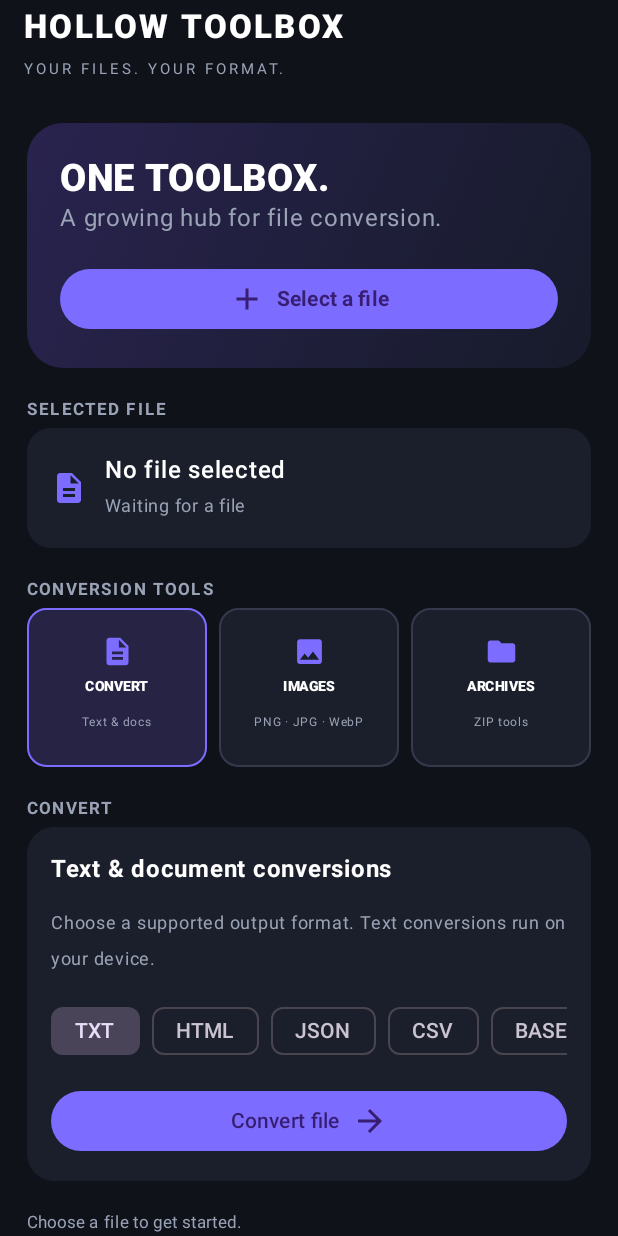
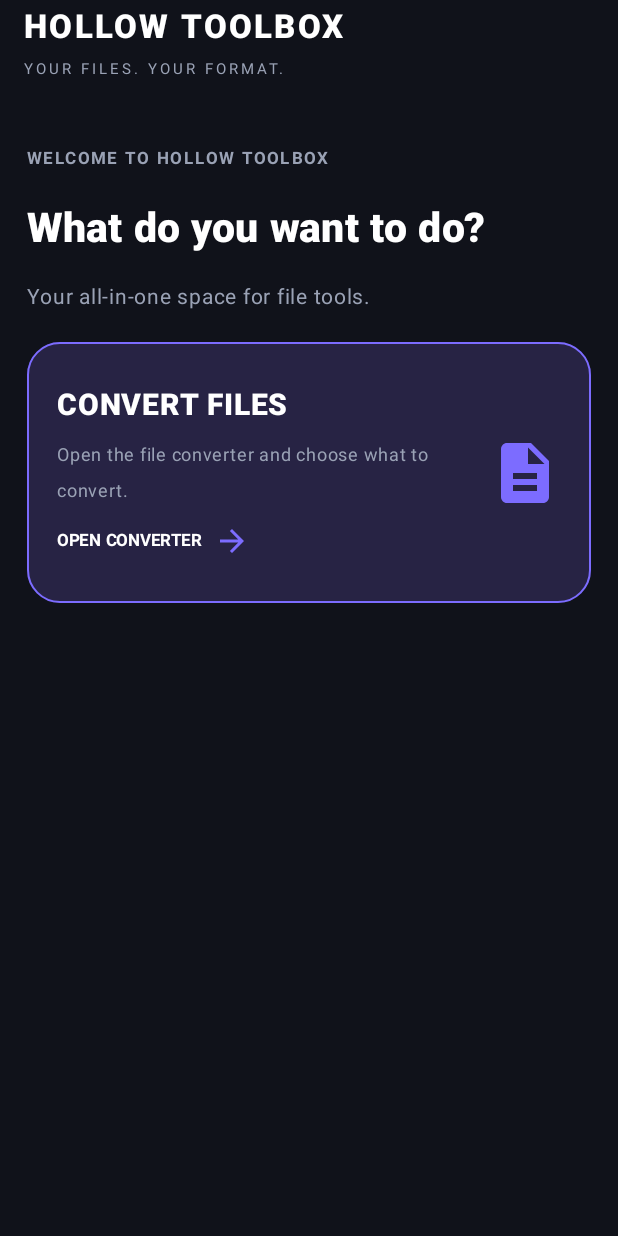
Before and after one commit to actuallynotholloww/Hollow-convert, an Android app built with Jetpack Compose: the screen it shows after launch (MainActivity), on a phone screen of 412 x 824 dp. Run offline under Robolectric (Android 15) with nearby library versions, the phone set to English and light mode, and no system bars.

Commit message:
Add separate Hollow Toolbox home screen with Convert Files navigation

```diff
--- a/app/src/main/java/com/hollowshote/hollowconvert/MainActivity.kt
+++ b/app/src/main/java/com/hollowshote/hollowconvert/MainActivity.kt
@@ -27,6 +27,7 @@ import java.util.zip.ZipOutputStream
 import androidx.compose.foundation.shape.RoundedCornerShape
 import androidx.compose.material.icons.Icons
 import androidx.compose.material.icons.filled.Add
+import androidx.compose.material.icons.filled.ArrowBack
 import androidx.compose.material.icons.filled.ArrowForward
 import androidx.compose.material.icons.filled.CheckCircle
 import androidx.compose.material.icons.filled.Description
@@ -74,6 +75,7 @@ fun HollowToolboxApp() {
     var zipAction by remember { mutableStateOf("Create ZIP") }
     var pendingZipUri by remember { mutableStateOf<Uri?>(null) }
     var isBusy by remember { mutableStateOf(false) }
+    var showConverter by remember { mutableStateOf(false) }
     var plannedTool by remember { mutableStateOf<String?>(null) }
     val listState = rememberLazyListState()
     val scope = rememberCoroutineScope()
@@ -133,6 +135,13 @@ fun HollowToolboxApp() {
     )) {
         Scaffold(containerColor = Ink, topBar = {
             TopAppBar(
+                navigationIcon = {
+                    if (showConverter) {
+                        IconButton(onClick = { showConverter = false }) {
+                            Icon(Icons.Default.ArrowBack, contentDescription = "Back to home", tint = Color.White)
+                        }
+                    }
+                },
                 title = {
                     Column {
                         Text("HOLLOW TOOLBOX", fontWeight = FontWeight.Black, letterSpacing = 1.5.sp)
@@ -148,6 +157,45 @@ fun HollowToolboxApp() {
                 contentPadding = PaddingValues(18.dp),
                 verticalArrangement = Arrangement.spacedBy(16.dp)
             ) {
+                if (!showConverter) {
+                    item {
+                        Column(
+                            Modifier.fillMaxWidth().padding(top = 12.dp),
+                            verticalArrangement = Arrangement.spacedBy(18.dp)
+                        ) {
+                            Text("WELCOME TO HOLLOW TOOLBOX", color = Muted, fontSize = 11.sp, fontWeight = FontWeight.Bold, letterSpacing = 1.6.sp)
+                            Text("What do you want to do?", color = Color.White, fontSize = 27.sp, fontWeight = FontWeight.Black)
+                            Text("Your all-in-one space for file tools.", color = Muted, fontSize = 14.sp)
+                            Card(
+                                onClick = {
+                                    showConverter = true
+                                    scope.launch { listState.scrollToItem(0) }
+                                },
+                                modifier = Modifier.fillMaxWidth().height(174.dp),
+                                colors = CardDefaults.cardColors(containerColor = Color(0xFF272344)),
+                                shape = RoundedCornerShape(22.dp),
+                                border = androidx.compose.foundation.BorderStroke(1.dp, Accent)
+                            ) {
+                                Row(
+                                    Modifier.fillMaxSize().padding(20.dp),
+                                    verticalAlignment = Alignment.CenterVertically,
+                                    horizontalArrangement = Arrangement.spacedBy(16.dp)
+                                ) {
+                                    Column(Modifier.weight(1f), verticalArrangement = Arrangement.spacedBy(9.dp)) {
+                                        Text("CONVERT FILES", color = Color.White, fontSize = 20.sp, fontWeight = FontWeight.Black)
+                                        Text("Open the file converter and choose what to convert.", color = Muted, fontSize = 12.sp)
+                                        Row(verticalAlignment = Alignment.CenterVertically) {
+                                            Text("OPEN CONVERTER", color = Color.White, fontSize = 11.sp, fontWeight = FontWeight.Bold)
+                                            Spacer(Modifier.width(7.dp))
+                                            Icon(Icons.Default.ArrowForward, contentDescription = null, tint = Accent)
+                                        }
+                                    }
+                                    Icon(Icons.Default.Description, contentDescription = null, tint = Accent, modifier = Modifier.size(48.dp))
+                                }
+                            }
+                        }
+                    }
+                } else {
                 item {
                     Column(
                         Modifier.fillMaxWidth().background(
@@ -314,6 +362,7 @@ fun HollowToolboxApp() {
                     if (isBusy) LinearProgressIndicator(modifier = Modifier.fillMaxWidth(), color = Accent)
                     Text(status, color = Muted, fontSize = 11.sp)
                     Text("Audio/video transcoding and specialist 3D or game-asset conversion need additional engines and are not included yet.", color = Muted, fontSize = 10.sp)
+                }
                 }
             }
         }
```
